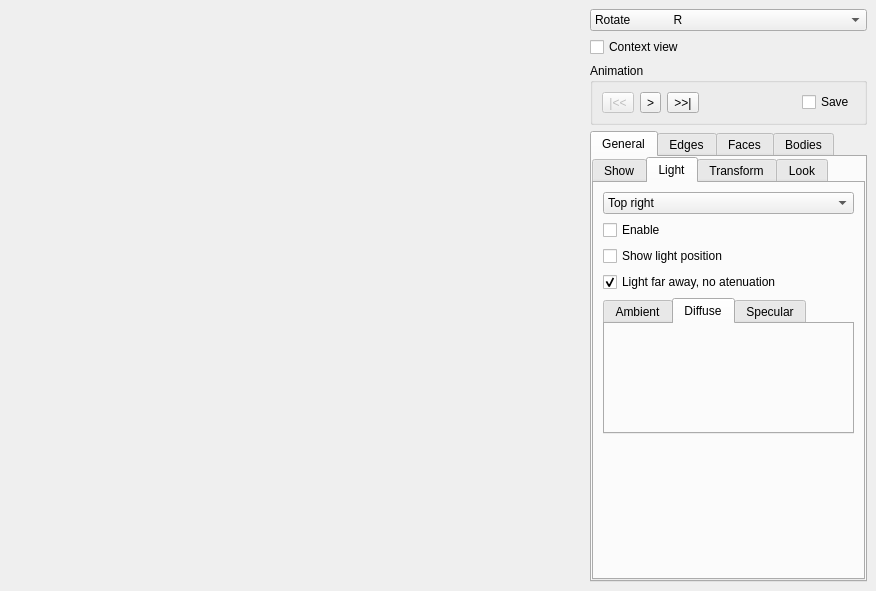
Qt form MainWindow.ui (danlipsa/foamvis) before a commit.
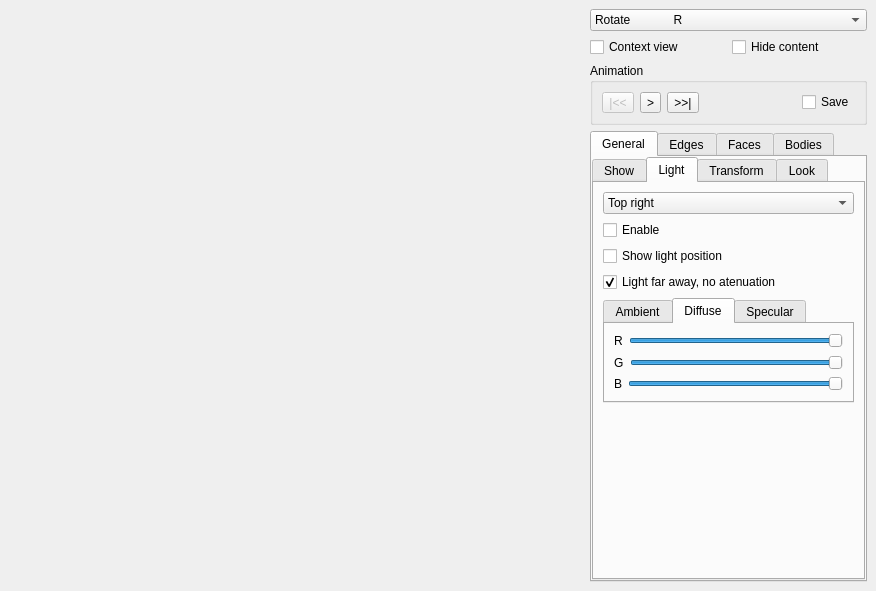
The same form after that commit. The open tabs and pages were chosen to show the change. Custom widgets are drawn as their Qt base class.

Patch:
```diff
--- a/MainWindow.ui
+++ b/MainWindow.ui
@@ -159,10 +159,26 @@
         </widget>
        </item>
        <item>
-        <widget class="QCheckBox" name="checkBoxContextView">
-         <property name="text">
-          <string>Context view</string>
-         </property>
+        <widget class="QWidget" name="widget_13" native="true">
+         <layout class="QHBoxLayout" name="horizontalLayout_19">
+          <property name="margin">
+           <number>0</number>
+          </property>
+          <item>
+           <widget class="QCheckBox" name="checkBoxContextView">
+            <property name="text">
+             <string>Context view</string>
+            </property>
+           </widget>
+          </item>
+          <item>
+           <widget class="QCheckBox" name="checkBox">
+            <property name="text">
+             <string>Hide content</string>
+            </property>
+           </widget>
+          </item>
+         </layout>
         </widget>
        </item>
        <item>
@@ -365,7 +381,13 @@
                 </widget>
                </item>
                <item>
-                <widget class="QTabWidget" name="tabWidget_2">
+                <widget class="QTabWidget" name="tabWidgetLightComponents">
+                 <property name="sizePolicy">
+                  <sizepolicy hsizetype="Minimum" vsizetype="Minimum">
+                   <horstretch>0</horstretch>
+                   <verstretch>0</verstretch>
+                  </sizepolicy>
+                 </property>
                  <property name="currentIndex">
                   <number>0</number>
                  </property>
@@ -449,6 +471,86 @@
                   <attribute name="title">
                    <string>Diffuse</string>
                   </attribute>
+                  <layout class="QVBoxLayout" name="verticalLayout_25">
+                   <item>
+                    <widget class="QWidget" name="widget_8" native="true">
+                     <layout class="QHBoxLayout" name="horizontalLayout_14">
+                      <property name="margin">
+                       <number>0</number>
+                      </property>
+                      <item>
+                       <widget class="QLabel" name="label_9">
+                        <property name="text">
+                         <string>R</string>
+                        </property>
+                       </widget>
+                      </item>
+                      <item>
+                       <widget class="QSlider" name="horizontalSliderLightDiffuseRed">
+                        <property name="value">
+                         <number>99</number>
+                        </property>
+                        <property name="orientation">
+                         <enum>Qt::Horizontal</enum>
+                        </property>
+                       </widget>
+                      </item>
+                     </layout>
+                    </widget>
+                   </item>
+                   <item>
+                    <widget class="QWidget" name="widget_7" native="true">
+                     <layout class="QHBoxLayout" name="horizontalLayout_12">
+                      <property name="margin">
+                       <number>0</number>
+                      </property>
+                      <item>
+                       <widget class="QLabel" name="label_8">
+                        <property name="text">
+                         <string>G</string>
+                        </property>
+                       </widget>
+                      </item>
+                      <item>
+                       <widget class="QSlider" name="horizontalSliderLightDiffuseGreen">
+                        <property name="value">
+                         <number>99</number>
+                        </property>
+                        <property name="orientation">
+                         <enum>Qt::Horizontal</enum>
+                        </property>
+                       </widget>
+                      </item>
+                     </layout>
+                    </widget>
+                   </item>
+                   <item>
+                    <widget class="QWidget" name="widget_9" native="true">
+                     <layout class="QHBoxLayout" name="horizontalLayout_15">
+                      <property name="margin">
+                       <number>0</number>
+                      </property>
+                      <item>
+                       <widget class="QLabel" name="label_11">
+                        <property name="text">
+                         <string>B</string>
+                        </property>
+                       </widget>
+                      </item>
+                      <item>
+                       <widget class="QSlider" name="horizontalSliderLightDiffuseBlue">
+                        <property name="value">
+                         <number>99</number>
+                        </property>
+                        <property name="orientation">
+                         <enum>Qt::Horizontal</enum>
+                        </property>
+                       </widget>
+                      </item>
+                     </layout>
+                    </widget>
+                   </item>
+                  </layout>
                  </widget>
                  <widget class="QWidget" name="tab_3">
                   <attribute name="title">
```
Left out of the diff: 390 changed lines with no effect on the pictures.
